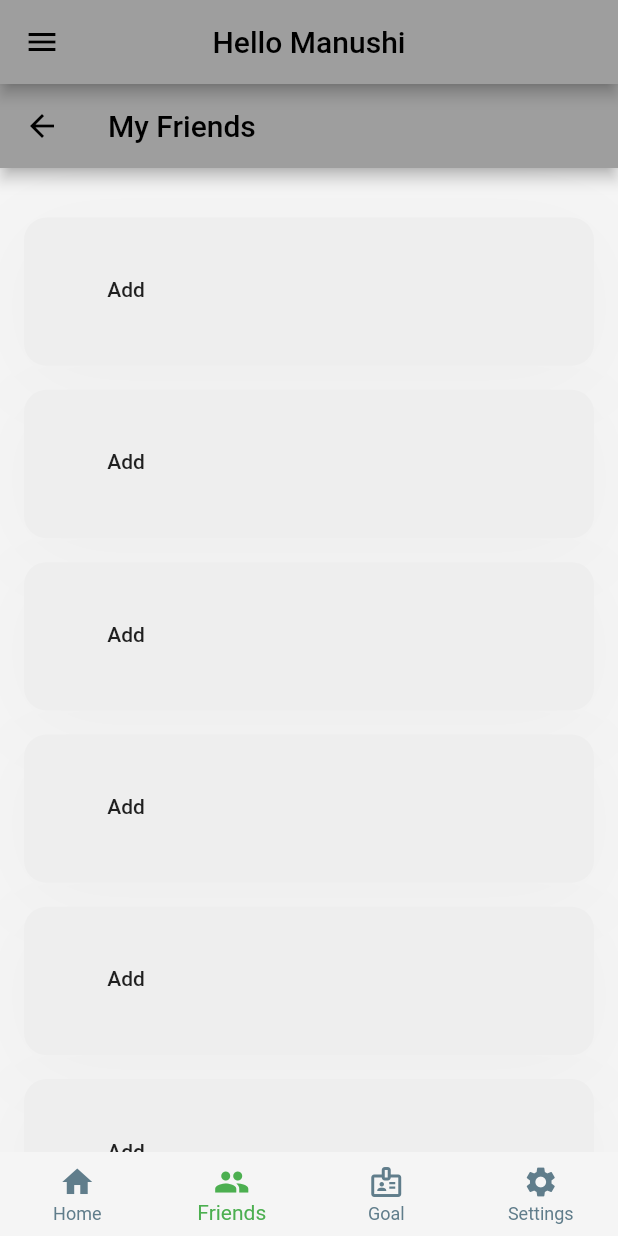
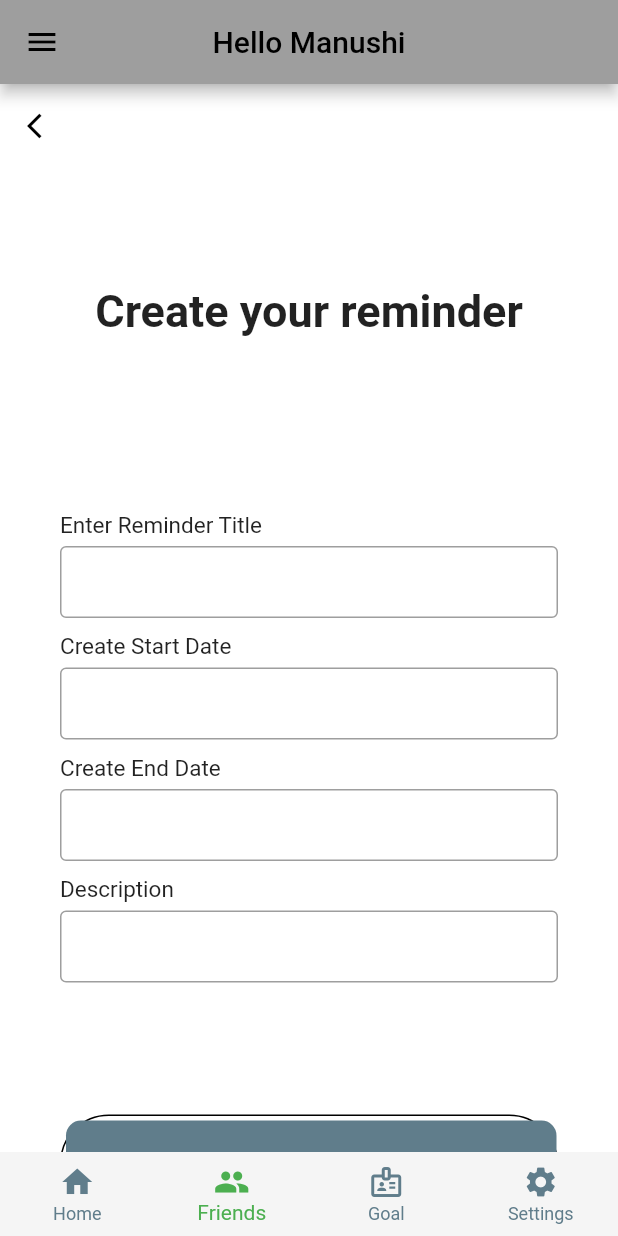
Before and after one commit to manushi7/goplan-flutter, a Flutter app: the BottomNavScreen screen opened directly, item 2 of the bottom bar chosen, on a phone screen of 412 x 824 dp. Run offline on Flutter 3.47's test engine with Material 2 defaults, Android fonts, the light colour scheme and no system bars; our stand-ins replace font_awesome_flutter, get, google_sign_in, hexcolor, otp_text_field, rflutter_alert and 2 more; missing offline and left inert: google_sign_in_web.

Commit message:
changes in reminder

```diff
--- a/lib/home_page.dart
+++ b/lib/home_page.dart
@@ -1,4 +1,9 @@
 import 'package:flutter/material.dart';
+import 'package:flutter/services.dart';
+import 'package:flutter_login_ui/pages/achievement_page.dart';
+import 'package:flutter_login_ui/pages/friend.dart';
+import 'package:flutter_login_ui/pages/goals_page.dart';
+import 'package:flutter_login_ui/pages/registration_page.dart';
 import 'package:smooth_page_indicator/smooth_page_indicator.dart';
 import 'package:table_calendar/table_calendar.dart';
 
@@ -11,6 +16,9 @@ class HomeScreen extends StatefulWidget {
 
 class _HomeScreenState extends State<HomeScreen> {
   late final PageController _controller;
+   double  _drawerIconSize = 24;
+  double _drawerFontSize = 17;
+
   @override
   void initState() {
     _controller = PageController();
@@ -21,6 +29,82 @@ class _HomeScreenState extends State<HomeScreen> {
   Widget build(BuildContext context) {
     final size = MediaQuery.of(context).size;
     return Scaffold(
+         drawer: Drawer(
+        child: Container(
+          decoration:BoxDecoration(
+            color: Colors.white,
+
+          ) ,
+          child: ListView(
+            children: [
+              DrawerHeader(
+                decoration: BoxDecoration(
+                  color: Theme.of(context).primaryColor,
+                  gradient: LinearGradient(
+                    begin: Alignment.topLeft,
+                    end: Alignment.bottomRight,
+                    stops: [0.0, 1.0],
+                    colors: [ Theme.of(context).primaryColor,Theme.of(context).accentColor,],
+                  ),
+                ),
+                child: Container(
+                  alignment: Alignment.bottomLeft,
+                  child: Text("Your Go Plans",
+                    style: TextStyle(fontSize: 25,color: Colors.white, fontWeight: FontWeight.bold),
+                  ),
+                ),
+              ),
+              ListTile(
+                leading: Icon(Icons.screen_lock_landscape_rounded, size: _drawerIconSize, color: Colors.black,),
+                title: Text('Home Page', style: TextStyle(fontSize: 17, color: Colors.black),),
+                onTap: (){
+                  Navigator.push(context, MaterialPageRoute(builder: (context) => HomeScreen()));
+                },
+              ),
+              ListTile(
+                leading: Icon(Icons.login_rounded,size: _drawerIconSize,color: Colors.black),
+                title: Text('my goals', style: TextStyle(fontSize: _drawerFontSize, color: Colors.black),
+                ),
+                onTap: () {
+                  Navigator.push(context, MaterialPageRoute(builder: (context) => GoalScreen()),);
+                },
+              ),
+              //Divider(color: Theme.of(context).primaryColor, height: 1,),
+              ListTile(
+                leading: Icon(Icons.person_add_alt_1, size: _drawerIconSize,color: Colors.black),
+                title: Text('Registration Page',style: TextStyle(fontSize: _drawerFontSize,color: Colors.black),),
+                onTap: () {
+                  Navigator.push(context, MaterialPageRoute(builder: (context) => RegistrationPage()),);
+                },
+              ),
+              //Divider(color: Theme.of(context).primaryColor, height: 1,),
+              ListTile(
+                leading: Icon(Icons.password_rounded, size: _drawerIconSize,color: Colors.black,),
+                title: Text(' my achievements',style: TextStyle(fontSize: _drawerFontSize,color: Colors.black),),
+                onTap: () {
+                  Navigator.push( context, MaterialPageRoute(builder: (context) => CardDesign()),);
+                },
+              ),
+              //Divider(color: Theme.of(context).primaryColor, height: 1,),
+              ListTile(
+                leading: Icon(Icons.verified_user_sharp, size: _drawerIconSize,color: Colors.black,),
+                title: Text('Friends Page',style: TextStyle(fontSize: _drawerFontSize,color: Colors.black),),
+                onTap: () {
+                  Navigator.push( context, MaterialPageRoute(builder: (context) => FriendPage()), );
+                },
+              ),
+              //Divider(color: Theme.of(context).primaryColor, height: 1,),
+              ListTile(
+                leading: Icon(Icons.logout_rounded, size: _drawerIconSize,color: Colors.black,),
+                title: Text('Logout',style: TextStyle(fontSize: _drawerFontSize,color: Colors.black),),
+                onTap: () {
+                  SystemNavigator.pop();
+                },
+              ),
+            ],
+          ),
+        ),
+      ),
       body: SingleChildScrollView(
         child: Column(
           children: [
--- a/lib/pages/bottom_nav_screen.dart
+++ b/lib/pages/bottom_nav_screen.dart
@@ -1,8 +1,9 @@
 import 'package:flutter/material.dart';
-import 'package:flutter_login_ui/pages/friend.dart';
+import 'package:flutter/services.dart';
+import 'achievement_page.dart';
+import 'reminder.dart';
+import 'goals_page.dart';
 import '../home_page.dart';
-import 'friend.dart';
-import 'goals_page.dart';
 import 'settings.dart';
 
 class BottomNavScreen extends StatefulWidget {
@@ -23,7 +24,7 @@ class _BottomNavScreenState extends State<BottomNavScreen> {
     index = 0;
     _screens = const [
       HomeScreen(),
-      FriendPage(),
+      ReminderScreen(),
       GoalScreen(),
       Settings(),
     ];
@@ -36,11 +37,8 @@ class _BottomNavScreenState extends State<BottomNavScreen> {
         centerTitle: true,
         title: const Text('Hello Manushi'),
       ),
-      drawer: Drawer(
+       drawer: Drawer(
         child: Container(
-          decoration: const BoxDecoration(
-            color: Colors.white,
-          ),
           child: ListView(
             children: [
               DrawerHeader(
@@ -49,103 +47,70 @@ class _BottomNavScreenState extends State<BottomNavScreen> {
                   gradient: LinearGradient(
                     begin: Alignment.topLeft,
                     end: Alignment.bottomRight,
-                    stops: const [0.0, 1.0],
-                    colors: [
-                      Theme.of(context).primaryColor,
-                      Theme.of(context).colorScheme.secondary,
-                    ],
+                    stops: [0.0, 1.0],
+                    colors: [ Theme.of(context).primaryColor,Theme.of(context).accentColor,],
                   ),
                 ),
                 child: Container(
                   alignment: Alignment.bottomLeft,
-                  child: const Text(
-                    "Your Go Plans",
-                    style: TextStyle(
-                        fontSize: 25,
-                        color: Colors.white,
-                        fontWeight: FontWeight.bold),
+                  child: Text("Your Go Plans",
+                    style: TextStyle(fontSize: 25,color: Colors.white, fontWeight: FontWeight.bold),
                   ),
                 ),
               ),
               ListTile(
-                leading: Icon(
-                  Icons.screen_lock_landscape_rounded,
-                  size: _drawerIconSize,
-                  color: Colors.black,
-                ),
-                title: const Text(
-                  'Home Page',
-                  style: TextStyle(fontSize: 17, color: Colors.black),
-                ),
-                onTap: () {},
+                leading: Icon(Icons.screen_lock_landscape_rounded, size: _drawerIconSize, color: Colors.black,),
+                title: Text('Home Page', style: TextStyle(fontSize: 17, color: Colors.black),),
+                onTap: (){
+                  Navigator.push(context, MaterialPageRoute(builder: (context) => HomeScreen()));
+                },
               ),
               ListTile(
-                leading: Icon(Icons.login_rounded,
-                    size: _drawerIconSize, color: Colors.black),
-                title: Text(
-                  'Your Goals',
-                  style:
-                      TextStyle(fontSize: _drawerFontSize, color: Colors.black),
+                leading: Icon(Icons.login_rounded,size: _drawerIconSize,color: Colors.black),
+                title: Text('my achievements', style: TextStyle(fontSize: _drawerFontSize, color: Colors.black),
                 ),
-                onTap: () {},
+                onTap: () {
+                  Navigator.push(context, MaterialPageRoute(builder: (context) => CardDesign()),);
+                },
               ),
               //Divider(color: Theme.of(context).primaryColor, height: 1,),
               ListTile(
-                leading: Icon(Icons.person_add_alt_1,
-                    size: _drawerIconSize, color: Colors.black),
-                title: Text(
-                  'Settings ',
-                  style:
-                      TextStyle(fontSize: _drawerFontSize, color: Colors.black),
-                ),
-                onTap: () {},
+                leading: Icon(Icons.person_add_alt_1, size: _drawerIconSize,color: Colors.black),
+                title: Text('Registration Page',style: TextStyle(fontSize: _drawerFontSize,color: Colors.black),),
+                onTap: () {
+                  Navigator.push(context, MaterialPageRoute(builder: (context) => HomeScreen()),);
+                },
               ),
               //Divider(color: Theme.of(context).primaryColor, height: 1,),
               ListTile(
-                leading: Icon(
-                  Icons.password_rounded,
-                  size: _drawerIconSize,
-                  color: Colors.black,
-                ),
-                title: Text(
-                  'Achievement page',
-                  style:
-                      TextStyle(fontSize: _drawerFontSize, color: Colors.black),
-                ),
-                onTap: () {},
+                leading: Icon(Icons.password_rounded, size: _drawerIconSize,color: Colors.black,),
+                title: Text(' my achievements',style: TextStyle(fontSize: _drawerFontSize,color: Colors.black),),
+                onTap: () {
+                  Navigator.push( context, MaterialPageRoute(builder: (context) => CardDesign()),);
+                },
               ),
               //Divider(color: Theme.of(context).primaryColor, height: 1,),
               ListTile(
-                leading: Icon(
-                  Icons.verified_user_sharp,
-                  size: _drawerIconSize,
-                  color: Colors.black,
-                ),
-                title: Text(
-                  'Verification Page',
-                  style:
-                      TextStyle(fontSize: _drawerFontSize, color: Colors.black),
-                ),
-                onTap: () {},
+                leading: Icon(Icons.verified_user_sharp, size: _drawerIconSize,color: Colors.black,),
+                title: Text('create reminder',style: TextStyle(fontSize: _drawerFontSize,color: Colors.black),),
+                onTap: () {
+                  Navigator.push( context, MaterialPageRoute(builder: (context) => ReminderScreen()), );
+                },
               ),
               //Divider(color: Theme.of(context).primaryColor, height: 1,),
               ListTile(
-                leading: Icon(
-                  Icons.logout_rounded,
-                  size: _drawerIconSize,
-                  color: Colors.black,
-                ),
-                title: Text(
-                  'Logout',
-                  style:
-                      TextStyle(fontSize: _drawerFontSize, color: Colors.black),
-                ),
-                onTap: () {},
+                leading: Icon(Icons.logout_rounded, size: _drawerIconSize,color: Colors.black,),
+                title: Text('Logout',style: TextStyle(fontSize: _drawerFontSize,color: Colors.black),),
+                onTap: () {
+                  SystemNavigator.pop();
+                },
               ),
             ],
           ),
         ),
       ),
+
+
       body: AnimatedSwitcher(
         duration: const Duration(milliseconds: 600),
         child: _screens[index],
--- a/lib/pages/login_page.dart
+++ b/lib/pages/login_page.dart
@@ -144,7 +144,7 @@ class _LoginPageState extends State<LoginPage> {
                                             context,
                                             MaterialPageRoute(
                                                 builder: (context) =>
-                                                    ProfilePage()));
+                                                    HomeScreen()));
                                       } else {
                                         Alert(context: context, title: "ERROR", desc: data.msg).show();
                                       }
--- a/lib/pages/profile_page.dart
+++ b/lib/pages/profile_page.dart
@@ -3,6 +3,7 @@ import 'package:flutter/cupertino.dart';
 import 'package:flutter/material.dart';
 import 'package:flutter/services.dart';
 import 'package:flutter_login_ui/pages/friend.dart';
+import 'package:flutter_login_ui/pages/reminder.dart';
 import 'goals_page.dart';
 import '../home_page.dart';
 import 'package:flutter_login_ui/pages/widgets/header_widget.dart';
@@ -106,9 +107,9 @@ class _ProfilePageState extends State<ProfilePage>{
               //Divider(color: Theme.of(context).primaryColor, height: 1,),
               ListTile(
                 leading: Icon(Icons.person_add_alt_1, size: _drawerIconSize,color: Colors.black),
-                title: Text('Registration Page',style: TextStyle(fontSize: _drawerFontSize,color: Colors.black),),
+                title: Text('Create your reminder',style: TextStyle(fontSize: _drawerFontSize,color: Colors.black),),
                 onTap: () {
-                  Navigator.push(context, MaterialPageRoute(builder: (context) => RegistrationPage()),);
+                  Navigator.push(context, MaterialPageRoute(builder: (context) => ReminderScreen()),);
                 },
               ),
               //Divider(color: Theme.of(context).primaryColor, height: 1,),
--- /dev/null
+++ b/lib/pages/reminder.dart
@@ -0,0 +1,178 @@
+import 'package:flutter/material.dart';
+
+class ReminderScreen extends StatefulWidget {
+  const ReminderScreen({Key? key}) : super(key: key);
+   @override
+  State<ReminderScreen> createState() => _ReminderScreenState();
+}
+
+class _ReminderScreenState extends State<ReminderScreen> {
+  late final TextEditingController _descriptionController;
+  late final TextEditingController _createDateController;
+  late final TextEditingController _completeDateController;
+  late final TextEditingController _reminderTitleController;
+  late bool setReminder;
+
+  @override
+  void initState() {
+    setReminder = false;
+    _descriptionController = TextEditingController();
+    _createDateController = TextEditingController();
+    _completeDateController = TextEditingController();
+    _reminderTitleController = TextEditingController();
+
+    super.initState();
+  }
+  @override
+  Widget build(BuildContext context) {
+    return Scaffold(
+      resizeToAvoidBottomInset: true,
+      backgroundColor: Colors.white,
+      appBar: AppBar(
+        elevation: 0,
+        brightness: Brightness.light,
+        backgroundColor: Colors.white,
+        leading: IconButton(
+          onPressed: () {
+            Navigator.pop(context);
+          },
+          icon: Icon(Icons.arrow_back_ios,
+            size: 20,
+            color: Colors.black,),
+
+
+        ),
+      ),
+      body: SingleChildScrollView(
+        child: Container(
+          padding: EdgeInsets.symmetric(horizontal: 40),
+          height: MediaQuery.of(context).size.height - 50,
+          width: double.infinity,
+          child: Column(
+            mainAxisAlignment: MainAxisAlignment.spaceEvenly,
+            children: <Widget>[
+              Column(
+                children: <Widget>[
+                  Text("Create your reminder",
+                  style: TextStyle(
+                    fontSize: 30,
+                    fontWeight: FontWeight.bold,
+
+                  ),),
+                  SizedBox(height: 20,),
+                  Text(" ",
+                    style: TextStyle(
+                        fontSize: 15,
+                        color:Colors.grey[700]),)
+
+
+                ],
+              ),
+
+              Column(
+                children: <Widget>[
+                  inputFile(label: "Enter Reminder Title"),
+                  inputFile(label: "Create Start Date"),
+                  inputFile(label: "Create End Date"),
+                  inputFile(label: "Description "),
+                ],
+              ),
+              Container(
+                padding: EdgeInsets.only(top: 3, left: 3),
+
+                decoration:
+                BoxDecoration(
+                    borderRadius: BorderRadius.circular(50),
+                    border: Border(
+                      bottom: BorderSide(color: Colors.black),
+                      top: BorderSide(color: Colors.black),
+                      left: BorderSide(color: Colors.black),
+                      right: BorderSide(color: Colors.black),
+
+
+
+                    )
+
+                ),
+                child: MaterialButton(
+                  minWidth: double.infinity,
+                  height: 60,
+                  onPressed: () {},
+                  color: Colors.blueGrey,
+                  elevation: 0,
+                  shape: RoundedRectangleBorder(
+                    borderRadius: BorderRadius.circular(10),
+
+                  ),
+                  child: Text(
+                    "Save", style: TextStyle(
+                    fontWeight: FontWeight.w600,
+                    fontSize: 18,
+                    color: Colors.white,
+
+                  ),
+                  ),
+
+                ),
+
+
+
+
+              ),
+
+
+
+
+            ],
+
+          ),
+
+
+        ),
+
+      ),
+
+    );
+  }
+}
+
+
+
+// we will be creating a widget for text field
+Widget inputFile({label, obscureText = false})
+{
+  return Column(
+    crossAxisAlignment: CrossAxisAlignment.start,
+    children: <Widget>[
+      Text(
+        label,
+        style: TextStyle(
+            fontSize: 15,
+            fontWeight: FontWeight.w400,
+            color:Colors.black87
+        ),
+
+      ),
+      SizedBox(
+        height: 5,
+      ),
+      TextField(
+        obscureText: obscureText,
+        decoration: InputDecoration(
+            contentPadding: EdgeInsets.symmetric(vertical: 0,
+                horizontal: 10),
+            enabledBorder: OutlineInputBorder(
+              borderSide: BorderSide(
+                  color: Colors.grey
+              ),
+
+            ),
+            border: OutlineInputBorder(
+                borderSide: BorderSide(color: Colors.grey)
+            )
+        ),
+      ),
+      SizedBox(height: 10,)
+    ],
+  );
+}
```
